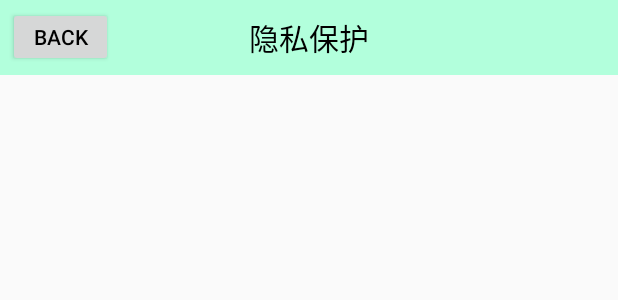
After one commit to speedcat007/SecurityGuardian, an Android app: the layout title_back.xml on its own in the app's theme, with its tools: preview values and no code run, on a phone screen of 412 x 824 dp. The commit adds this screen. Shown: the top 300 px of the screen. Run offline under Robolectric (Android 15) with nearby library versions, the phone set to English and light mode, and no system bars.

Commit message:
增加不同硬件环境下的布局

```diff
--- a/app/src/main/java/cn/edu/njust/securityguardian/MainActivity.java
+++ b/app/src/main/java/cn/edu/njust/securityguardian/MainActivity.java
@@ -1,17 +1,19 @@
 package cn.edu.njust.securityguardian;
 
-import android.support.v7.app.ActionBarActivity;
+import android.app.Activity;
 import android.os.Bundle;
 import android.view.Menu;
 import android.view.MenuItem;
 
 
-public class MainActivity extends ActionBarActivity {
+public class MainActivity extends Activity {
 
     @Override
     protected void onCreate(Bundle savedInstanceState) {
         super.onCreate(savedInstanceState);
         setContentView(R.layout.activity_main);
+
+
     }
 
 
--- /dev/null
+++ b/app/src/main/res/layout/title_back.xml
@@ -0,0 +1,24 @@
+<?xml version="1.0" encoding="utf-8"?>
+<RelativeLayout xmlns:android="http://schemas.android.com/apk/res/android"
+                android:layout_width="match_parent"
+                android:layout_height="50dp"
+                android:background="@color/titlebackground">
+    <Button
+        android:layout_width="70dp"
+        android:layout_height="40dp"
+        android:id="@+id/button_back_1"
+        android:layout_centerVertical="true"
+        android:layout_marginLeft="5dp"
+        android:text="Back"
+        android:textColor="@color/textcolor"
+        />
+    <TextView
+        android:layout_width="wrap_content"
+        android:layout_height="wrap_content"
+        android:id="@+id/title_text"
+        android:layout_centerInParent="true"
+        android:text="@string/title_text_1"
+        android:textColor="@color/textcolor"
+        android:textSize="20sp"
+        />
+</RelativeLayout>
--- /dev/null
+++ b/app/src/main/res/values-sw320dp/dimens.xml
@@ -0,0 +1,5 @@
+<?xml version="1.0" encoding="utf-8"?>
+<resources>
+    <dimen name="main_horizontal_margin">40dp</dimen>
+    <dimen name="main_vertical_margin">125dp</dimen>
+</resources>
--- /dev/null
+++ b/app/src/main/res/values-sw480dp/dimens.xml
@@ -0,0 +1,4 @@
+<?xml version="1.0" encoding="utf-8"?>
+<resources>
+    <dimen name="main_horizontal_margin">16dp</dimen>
+</resources>
--- a/app/src/main/res/values-w820dp/dimens.xml
+++ /dev/null
@@ -1,6 +0,0 @@
-<resources>
-    <!-- Example customization of dimensions originally defined in res/values/dimens.xml
-         (such as screen margins) for screens with more than 820dp of available width. This
-         would include 7" and 10" devices in landscape (~960dp and ~1280dp respectively). -->
-    <dimen name="activity_horizontal_margin">64dp</dimen>
-</resources>
--- a/app/src/main/res/values/color.xml
+++ b/app/src/main/res/values/color.xml
@@ -1,4 +1,6 @@
 <?xml version="1.0" encoding="utf-8"?>
 <resources>
     <color name="nonColor">#00000000</color>
+    <color name="titlebackground">#b2ffdc</color>
+    <color name="textcolor">#000</color>
 </resources>
--- a/app/src/main/res/values/dimens.xml
+++ b/app/src/main/res/values/dimens.xml
@@ -1,5 +1,5 @@
 <resources>
     <!-- Default screen margins, per the Android Design guidelines. -->
-    <dimen name="activity_horizontal_margin">16dp</dimen>
-    <dimen name="activity_vertical_margin">16dp</dimen>
+    <dimen name="main_horizontal_margin">40dp</dimen>
+    <dimen name="main_vertical_margin">90dp</dimen>
 </resources>
--- a/app/src/main/res/values/strings.xml
+++ b/app/src/main/res/values/strings.xml
@@ -2,9 +2,8 @@
 <resources>
 
     <string name="app_name">Security Guardian</string>
-    <string name="hello_world">Hello world!</string>
     <string name="action_settings">Settings</string>
-    <string name="title_activity_welcome">WelcomeActivity</string>
+    <string name="title_text_1">隐私保护</string>
 
 
 </resources>
```
Also changed, not shown: app/src/main/AndroidManifest.xml (+12 -10 lines), app/src/main/java/cn/edu/njust/securityguardian/ui/ImageItemView.java (added, +53 -0 lines), app/src/main/java/cn/edu/njust/securityguardian/ui/TitleBackView.java (added, +53 -0 lines), app/src/main/res/layout/activity_main.xml (+15 -9 lines), app/src/main/res/layout/image_item.xml (added, +26 -0 lines), app/src/main/res/values/attrs.xml (added, +12 -0 lines), app/src/main/res/drawable/btn2.png (added), app/src/main/res/drawable/btn4.png (added), app/src/main/res/drawable/sz.png (added), app/src/main/res/drawable/welcome.jpg (added).
